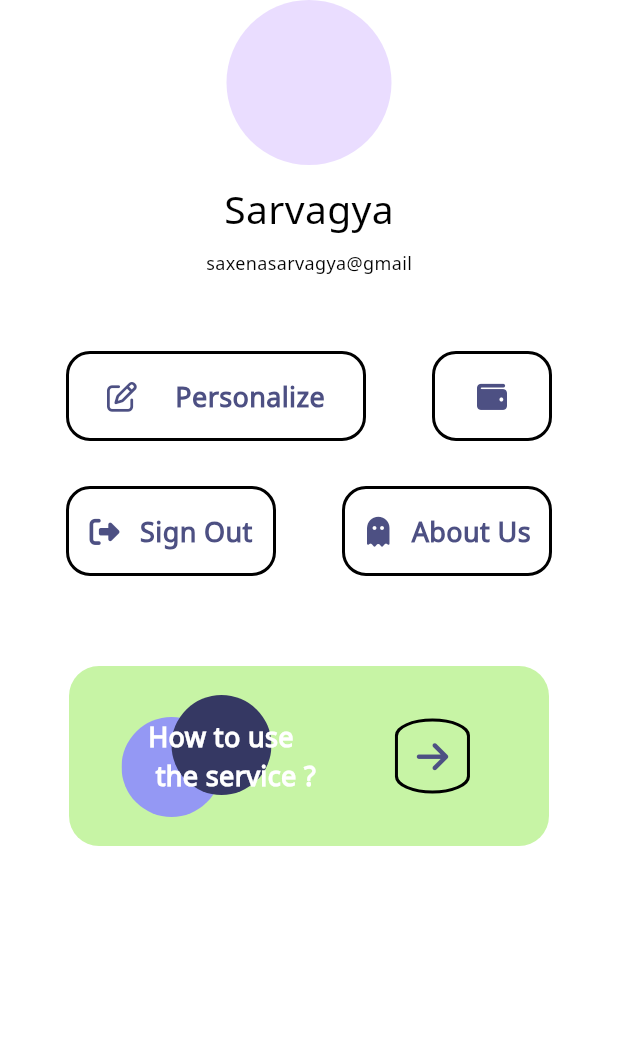
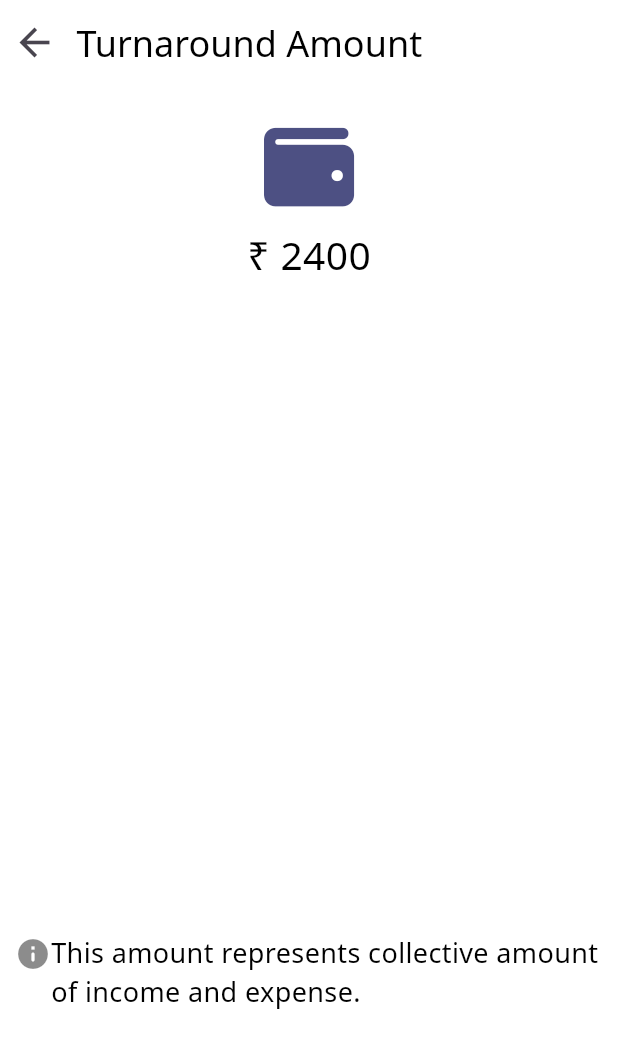
Before and after one commit to Kaizoku01/PayPlan, a Flutter app: the ProfileScreen widget shown alone on an empty page, opened directly, after a tap on an icon or button, on a phone screen of 412 x 824 dp. Shown: the top 1048 px of the screen. Run offline on Flutter 3.47's test engine with Material 3 defaults, Android fonts, the phone set to English and light mode, and no system bars; our stand-ins replace flutter_svg, font_awesome_flutter, sliding_clipped_nav_bar, syncfusion_flutter_charts, syncfusion_flutter_gauges.

Commit message:
about-us-screen

```diff
--- a/lib/common/routes.dart
+++ b/lib/common/routes.dart
@@ -1,6 +1,8 @@
 import 'package:flutter/material.dart';
+import 'package:pay_plan/screens/about_us_screen/about_us_screen.dart';
 import 'package:pay_plan/screens/bottom_nav_bar_wrapper/bottom_nav_bar_wrapper.dart';
 import 'package:pay_plan/screens/personalize_screen/personalize_screen.dart';
+import 'package:pay_plan/screens/wallet_screen/wallet_screen.dart';
 
 import '../screens/signup_screen/signup_screen.dart';
 
@@ -22,6 +24,16 @@ class Routes {
           return const PersonalizeScreen();
         }
         );
+      case WalletScreen.routeName:
+        return MaterialPageRoute(builder: (BuildContext context) {
+          return const WalletScreen();
+        }
+        );
+      case AboutUsScreen.routeName:
+        return MaterialPageRoute(builder: (BuildContext context) {
+          return const AboutUsScreen();
+        }
+        );
       default:
         return null;
     }
--- a/lib/screens/profile_screen/profile_screen.dart
+++ b/lib/screens/profile_screen/profile_screen.dart
@@ -1,11 +1,13 @@
 import 'package:flutter/material.dart';
 import 'package:font_awesome_flutter/font_awesome_flutter.dart';
+import 'package:pay_plan/screens/about_us_screen/about_us_screen.dart';
 import 'package:pay_plan/screens/personalize_screen/personalize_screen.dart';
 import 'package:pay_plan/screens/profile_screen/widgets/profile_button.dart';
 import 'package:pay_plan/screens/profile_screen/widgets/use_service_card_button.dart';
 
 import '../../common/theme/app_color_scheme.dart';
 import '../../common/theme/app_text_theme.dart';
+import '../wallet_screen/wallet_screen.dart';
 
 class ProfileScreen extends StatelessWidget {
   const ProfileScreen({super.key});
@@ -57,7 +59,7 @@ class ProfileScreen extends StatelessWidget {
                 size: 20,
               ),
               onTap: () {
-                //TODO: WALLET SCREEN ROUTE
+                Navigator.pushNamed(context, WalletScreen.routeName);
               },
             ),
           ],
@@ -101,7 +103,7 @@ class ProfileScreen extends StatelessWidget {
                 ),
               ),
               onTap: () {
-                //TODO: ABOUT US SCREEN ROUTE
+                Navigator.pushNamed(context, AboutUsScreen.routeName);
               },
             ),
           ],
--- a/lib/screens/wallet_screen/wallet_screen.dart
+++ b/lib/screens/wallet_screen/wallet_screen.dart
@@ -0,0 +1,68 @@
+import 'package:flutter/material.dart';
+import 'package:font_awesome_flutter/font_awesome_flutter.dart';
+import '../../common/theme/app_color_scheme.dart';
+import '../../common/theme/app_text_theme.dart';
+
+class WalletScreen extends StatelessWidget {
+  const WalletScreen({super.key});
+  static const String routeName = "wallet_screen";
+  @override
+  Widget build(BuildContext context) {
+    return Scaffold(
+      appBar: AppBar(
+        leadingWidth: 35,
+        title: Text(
+          "Turnaround Amount",
+          style: PayPlanTextTheme.appTextTheme(
+                  PayPlanColorScheme.font1Theme(context), context)
+              .headlineLarge,
+        ),
+        iconTheme: const IconThemeData(size: 30.0),
+      ),
+      body: Center(
+        child: Column(
+          children: [
+            const SizedBox(height: 25),
+            Icon(
+              FontAwesomeIcons.wallet,
+              color: PayPlanColorScheme.icon1Theme(context),
+              size: 60,
+            ),
+            const SizedBox(height: 10),
+            Text(
+              "\u{20B9} 2400",
+              style: PayPlanTextTheme.appTextTheme(
+                      PayPlanColorScheme.font1Theme(context), context)
+                  .displayMedium,
+            ),
+            const Spacer(),
+            Padding(
+              padding: const EdgeInsets.only(bottom: 150.0,left: 10),
+              child: Row(
+                mainAxisAlignment: MainAxisAlignment.start,
+                crossAxisAlignment: CrossAxisAlignment.start,
+                children: [
+                  const Padding(
+                    padding: EdgeInsets.only(top: 2.0),
+                    child: Icon(
+                      Icons.info_rounded,
+                      color: Colors.black45,
+                    ),
+                  ),
+                  Flexible(
+                    child: Text(
+                      "This amount represents collective amount of income and expense.",
+                      style: PayPlanTextTheme.appTextTheme(
+                          PayPlanColorScheme.font1Theme(context), context)
+                          .bodyMedium,
+                    ),
+                  ),
+                ],
+              ),
+            ),
+          ],
+        ),
+      ),
+    );
+  }
+}
```
Also changed, not shown: lib/screens/about_us_screen/about_us_screen.dart (+49 -0 lines), lib/screens/personalize_screen/personalize_screen.dart (+3 -57 lines), lib/screens/personalize_screen/widgets/input_form_field.dart (added, +62 -0 lines).
